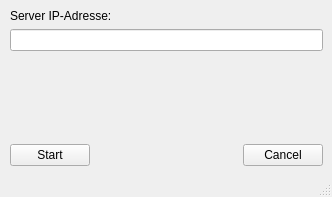
This is Gui/listwindow.ui in Purple-Jesus/Field as Qt 5 draws it before an edit. The edited form follows.
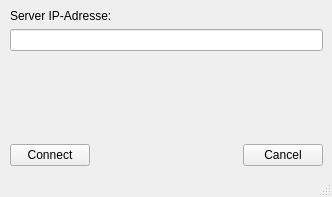
This is the edited form. Icons and pictures are not drawn.

What changed in the file:
```diff
--- a/Gui/listwindow.ui
+++ b/Gui/listwindow.ui
@@ -73,7 +73,7 @@
         <item>
          <widget class="QPushButton" name="StartButton">
           <property name="text">
-           <string>Start</string>
+           <string>Connect</string>
           </property>
          </widget>
         </item>
```
Left out of the diff: 9 changed lines with no effect on the pictures.
